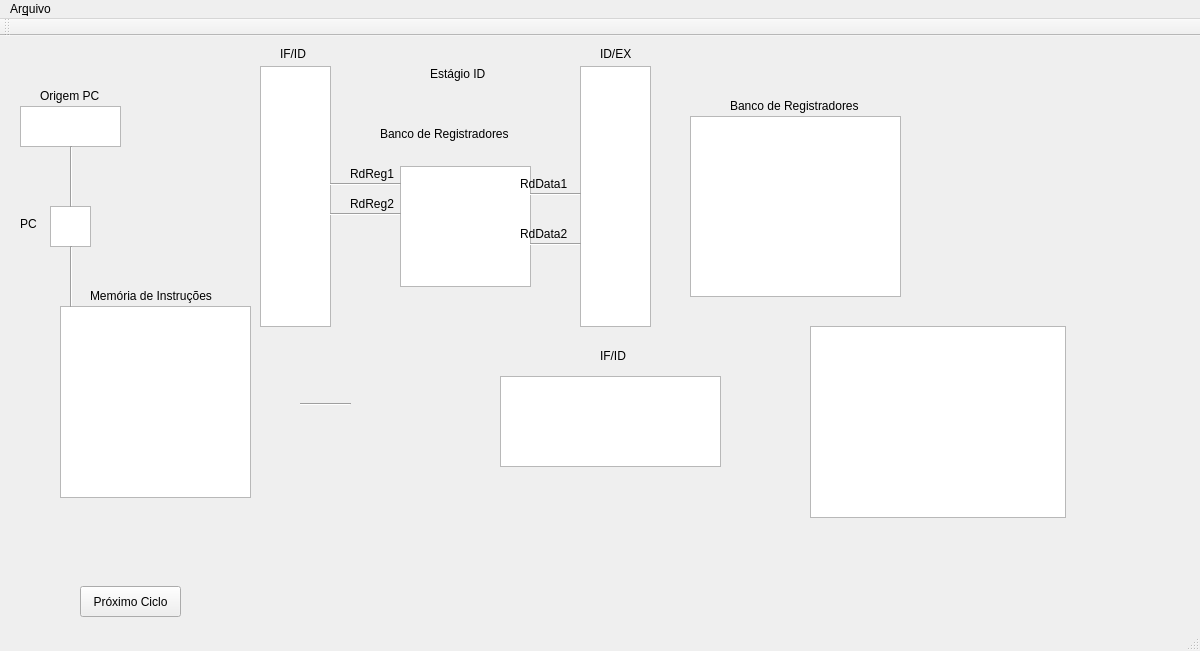
Before: the Qt Designer form TesteQtGraphics/GraphicsTest/mainwindow.ui in asdomingues/SimuladorMIPS, drawn with Qt 5.
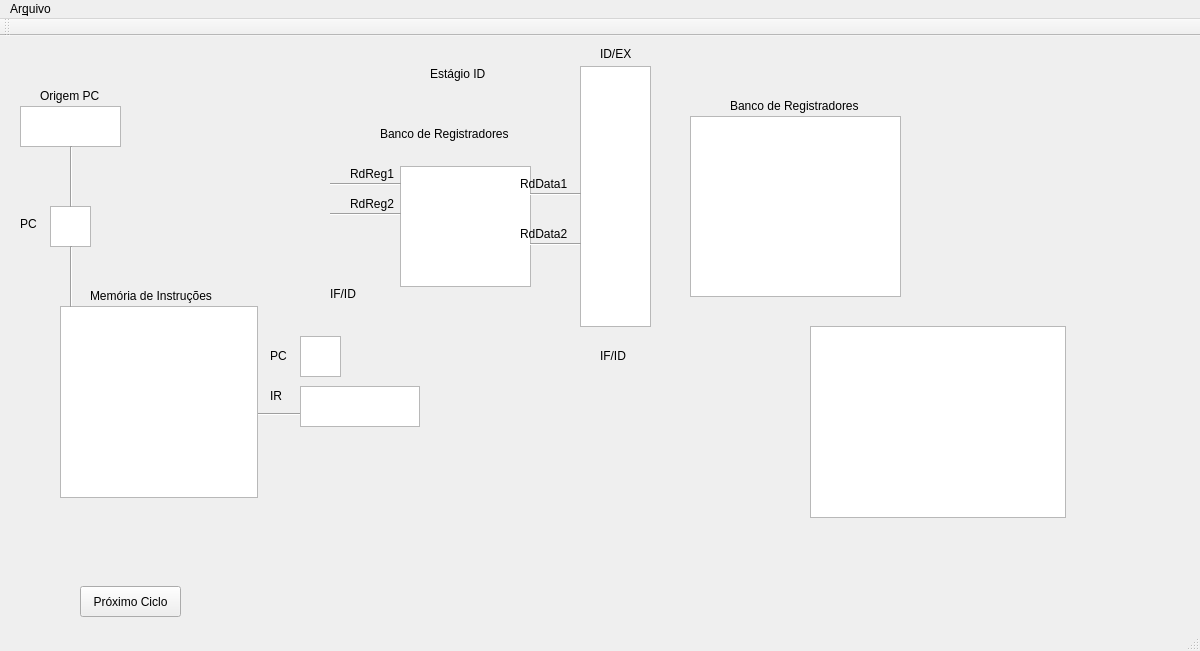
After: the same form once the commit is applied.

```diff
--- a/TesteQtGraphics/GraphicsTest/mainwindow.ui
+++ b/TesteQtGraphics/GraphicsTest/mainwindow.ui
@@ -37,21 +37,11 @@
      </rect>
     </property>
    </widget>
-   <widget class="QTextBrowser" name="IFID">
-    <property name="geometry">
-     <rect>
-      <x>260</x>
-      <y>30</y>
-      <width>71</width>
-      <height>261</height>
-     </rect>
-    </property>
-   </widget>
    <widget class="Line" name="line_2">
     <property name="geometry">
      <rect>
-      <x>300</x>
-      <y>360</y>
+      <x>250</x>
+      <y>370</y>
       <width>51</width>
       <height>16</height>
      </rect>
@@ -63,8 +53,8 @@
    <widget class="QLabel" name="label_4">
     <property name="geometry">
      <rect>
-      <x>280</x>
-      <y>10</y>
+      <x>330</x>
+      <y>250</y>
       <width>31</width>
       <height>16</height>
      </rect>
@@ -285,7 +275,7 @@
      <rect>
       <x>60</x>
       <y>270</y>
-      <width>191</width>
+      <width>198</width>
       <height>192</height>
      </rect>
     </property>
@@ -325,31 +315,6 @@
      <string>Banco de Registradores</string>
     </property>
    </widget>
-   <widget class="QTableWidget" name="IFID_t">
-    <property name="geometry">
-     <rect>
-      <x>500</x>
-      <y>340</y>
-      <width>221</width>
-      <height>91</height>
-     </rect>
-    </property>
-    <property name="sizePolicy">
-     <sizepolicy hsizetype="Expanding" vsizetype="Expanding">
-      <horstretch>0</horstretch>
-      <verstretch>0</verstretch>
-     </sizepolicy>
-    </property>
-    <property name="editTriggers">
-     <set>QAbstractItemView::NoEditTriggers</set>
-    </property>
-    <attribute name="verticalHeaderVisible">
-     <bool>false</bool>
-    </attribute>
-    <attribute name="verticalHeaderHighlightSections">
-     <bool>false</bool>
-    </attribute>
-   </widget>
    <widget class="QLabel" name="label_14">
     <property name="geometry">
      <rect>
@@ -431,6 +396,52 @@
      <enum>Qt::Vertical</enum>
     </property>
    </widget>
+   <widget class="QTextBrowser" name="IFIDIR">
+    <property name="geometry">
+     <rect>
+      <x>300</x>
+      <y>350</y>
+      <width>120</width>
+      <height>41</height>
+     </rect>
+    </property>
+   </widget>
+   <widget class="QLabel" name="label_3">
+    <property name="geometry">
+     <rect>
+      <x>270</x>
+      <y>350</y>
+      <width>63</width>
+      <height>20</height>
+     </rect>
+    </property>
+    <property name="text">
+     <string>IR</string>
+    </property>
+   </widget>
+   <widget class="QTextBrowser" name="IFIDPC">
+    <property name="geometry">
+     <rect>
+      <x>300</x>
+      <y>300</y>
+      <width>41</width>
+      <height>41</height>
+     </rect>
+    </property>
+   </widget>
+   <widget class="QLabel" name="label_15">
+    <property name="geometry">
+     <rect>
+      <x>270</x>
+      <y>310</y>
+      <width>63</width>
+      <height>20</height>
+     </rect>
+    </property>
+    <property name="text">
+     <string>PC</string>
+    </property>
+   </widget>
   </widget>
   <widget class="QMenuBar" name="menuBar">
    <property name="geometry">
```
